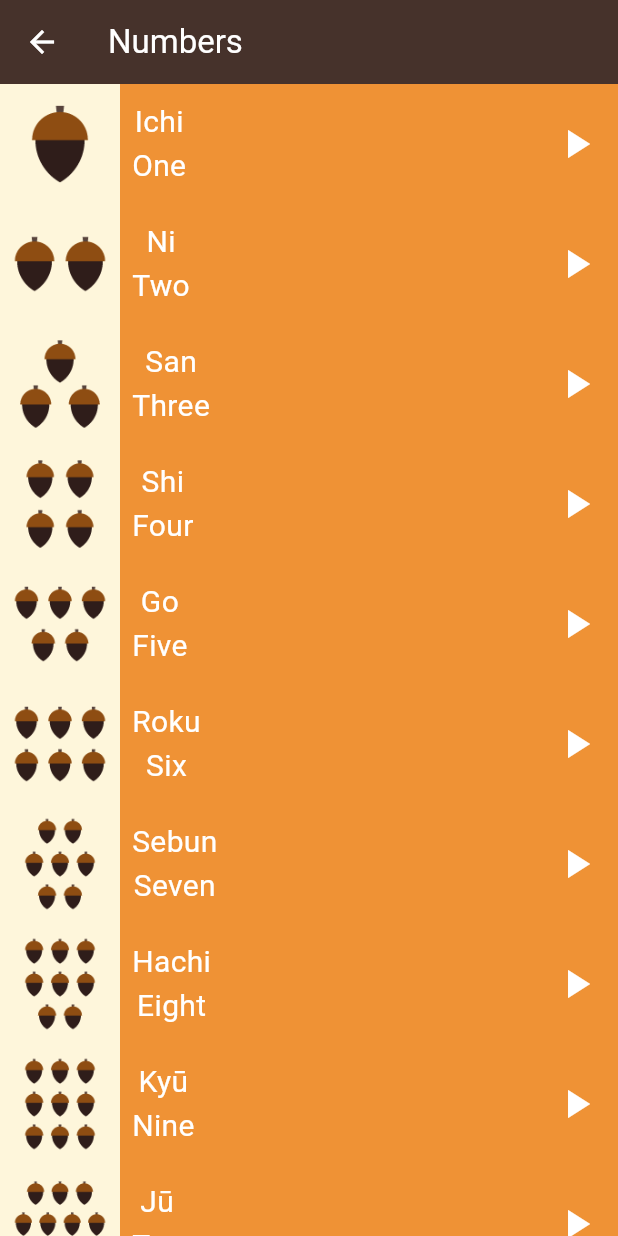
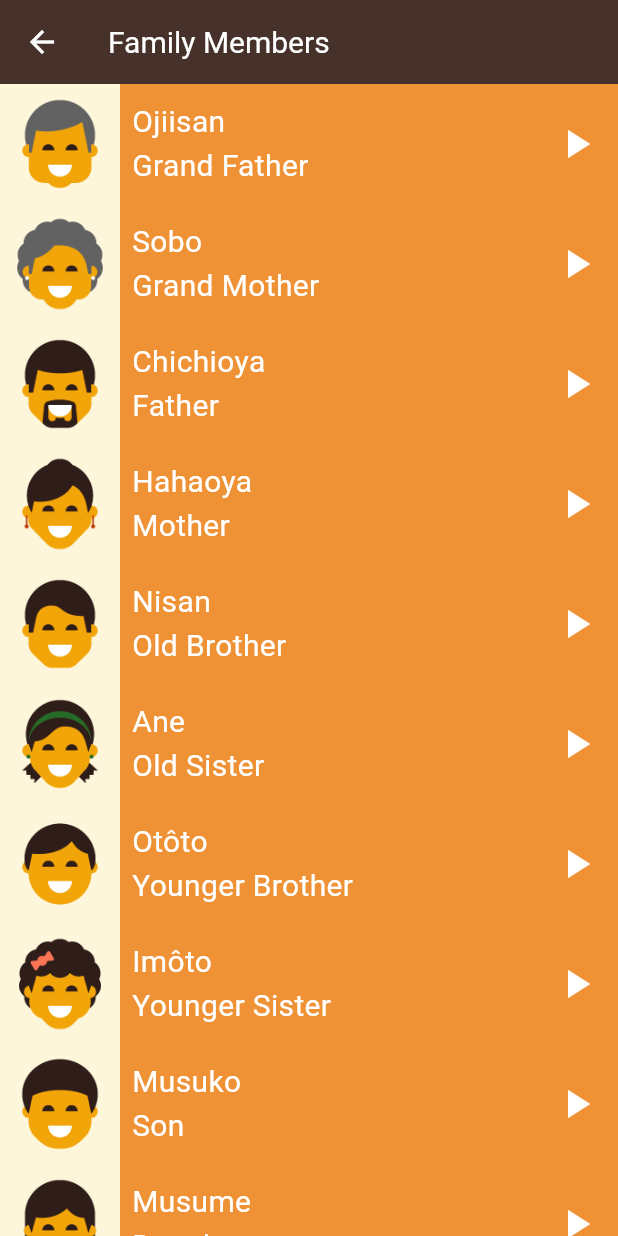
Before and after one commit to Nadeennoshy/language_learning_app, a Flutter app: the screen it shows after launch, after a tap on "Family Members", on a phone screen of 412 x 824 dp. Run offline on Flutter 3.47's test engine with Material 3 defaults, Android fonts, the phone set to English and light mode, and no system bars.

Commit message:
create family members page

```diff
--- /dev/null
+++ b/lib/views/family_members_view.dart
@@ -0,0 +1,43 @@
+import 'package:flutter/material.dart';
+import 'package:language_learning_app/constants/colors.dart';
+import 'package:language_learning_app/models/category_items_model.dart';
+import 'package:language_learning_app/widgets/category_item_info.dart';
+
+class FamilyMembersView extends StatelessWidget {
+  const FamilyMembersView({super.key});
+  final List<CategoriesItemModel> familyMembers = const [
+    CategoriesItemModel(image: 'assets/images/family_members/family_grandfather.png', japaneseName: 'Ojiisan', englishName: 'Grand Father'),
+    CategoriesItemModel(image: 'assets/images/family_members/family_grandmother.png', japaneseName: 'Sobo', englishName: 'Grand Mother'),
+    CategoriesItemModel(image: 'assets/images/family_members/family_father.png', japaneseName: 'Chichioya', englishName: 'Father'),
+    CategoriesItemModel(image: 'assets/images/family_members/family_mother.png', japaneseName: 'Hahaoya', englishName: 'Mother'),
+    CategoriesItemModel(image: 'assets/images/family_members/family_older_brother.png', japaneseName: 'Nisan', englishName: 'Old Brother'),
+    CategoriesItemModel(image: 'assets/images/family_members/family_older_sister.png', japaneseName: 'Ane', englishName: 'Old Sister'),
+    CategoriesItemModel(image: 'assets/images/family_members/family_younger_brother.png', japaneseName: 'Otôto', englishName: 'Younger Brother'),
+    CategoriesItemModel(image: 'assets/images/family_members/family_younger_sister.png', japaneseName: 'Imôto', englishName: 'Younger Sister'),
+    CategoriesItemModel(image: 'assets/images/family_members/family_son.png', japaneseName: 'Musuko', englishName: 'Son'),
+    CategoriesItemModel(image: 'assets/images/family_members/family_daughter.png', japaneseName: 'Musume', englishName: 'Daughter'),
+
+  ];
+
+  @override
+  Widget build(BuildContext context) {
+    return Scaffold(
+      appBar: AppBar(
+        leading: Icon(Icons.arrow_back,
+        color: textColor,),
+        backgroundColor: appBarColor,
+        title: Text('Family Members',
+        style: TextStyle(
+          color: textColor,
+          fontSize: 20,
+        ),
+        ),
+      ),
+      body: ListView.builder(
+        itemCount: familyMembers.length,
+        itemBuilder: (BuildContext context,index){
+          return categoryItemInfo(categoryItem: familyMembers[index]);
+        }),
+    );
+  }
+}
--- a/lib/views/home_view.dart
+++ b/lib/views/home_view.dart
@@ -1,5 +1,7 @@
 import 'package:flutter/material.dart';
 import 'package:language_learning_app/constants/colors.dart';
+import 'package:language_learning_app/views/family_members_view.dart';
+import 'package:language_learning_app/views/numbers_view.dart';
 import 'package:language_learning_app/widgets/category_container.dart';
 
 class HomeView extends StatelessWidget {
@@ -19,18 +21,30 @@ class HomeView extends StatelessWidget {
       body: Column(
         children: [
           CategoryContainer(
+            pageNavigator: () {
+              Navigator.push(context, MaterialPageRoute(builder: ((BuildContext context){
+                return NumbersView();
+              })));
+            },
             categoryName: 'Numbers',
             categoryColor: orangeColor,
           ),
           CategoryContainer(
+            pageNavigator: (){
+              Navigator.push(context, MaterialPageRoute(builder: ((BuildContext context){
+                return FamilyMembersView();
+              })));
+            },
             categoryName: 'Family Members',
             categoryColor: greenColor,
           ),
           CategoryContainer(
+            pageNavigator: (){},
             categoryName: 'Colors',
             categoryColor: purpleColor,
           ),
           CategoryContainer(
+            pageNavigator: (){},
             categoryName: 'Phrases',
             categoryColor: blueColor,
           ),
--- a/lib/widgets/category_container.dart
+++ b/lib/widgets/category_container.dart
@@ -1,23 +1,20 @@
 import 'package:flutter/material.dart';
 import 'package:language_learning_app/constants/colors.dart';
-import 'package:language_learning_app/views/numbers_view.dart';
 
 class CategoryContainer extends StatelessWidget {
   const CategoryContainer({
     super.key,
     required this.categoryName,
     required this.categoryColor,
+    required this.pageNavigator,
   });
   final String categoryName;
   final Color categoryColor;
+  final Function() pageNavigator;
   @override
   Widget build(BuildContext context) {
     return GestureDetector(
-      onTap: (){
-        Navigator.push(context, MaterialPageRoute(builder: ((context) {
-          return NumbersView();
-        })));
-      },
+      onTap: pageNavigator,
       child: Container(
         padding: const EdgeInsets.only(left: 18),
         alignment: Alignment.centerLeft,
--- a/lib/widgets/category_item_info.dart
+++ b/lib/widgets/category_item_info.dart
@@ -28,6 +28,7 @@ class categoryItemInfo extends StatelessWidget {
                     padding: const EdgeInsets.only(left:8.0),
                     child: Column(
                       mainAxisAlignment: MainAxisAlignment.center,
+                      crossAxisAlignment: CrossAxisAlignment.start,
                       mainAxisSize: MainAxisSize.min,
                     children: [
                       Text(categoryItem.japaneseName,
```
